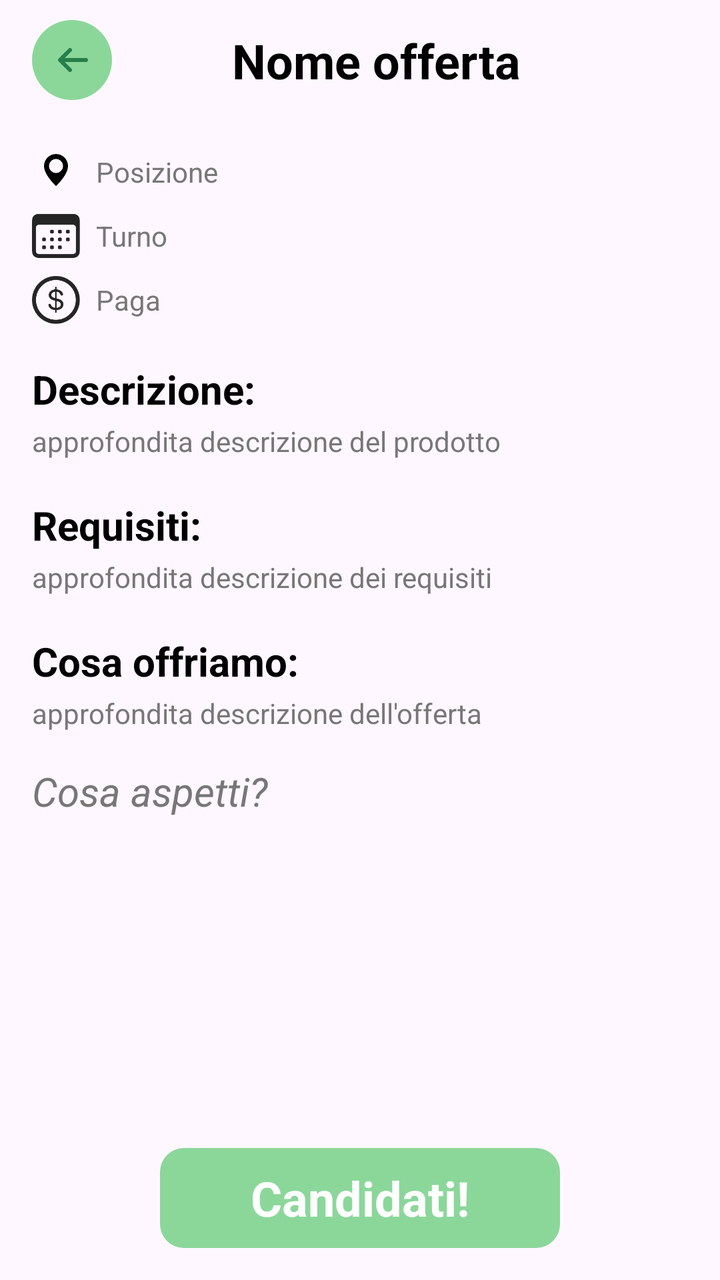
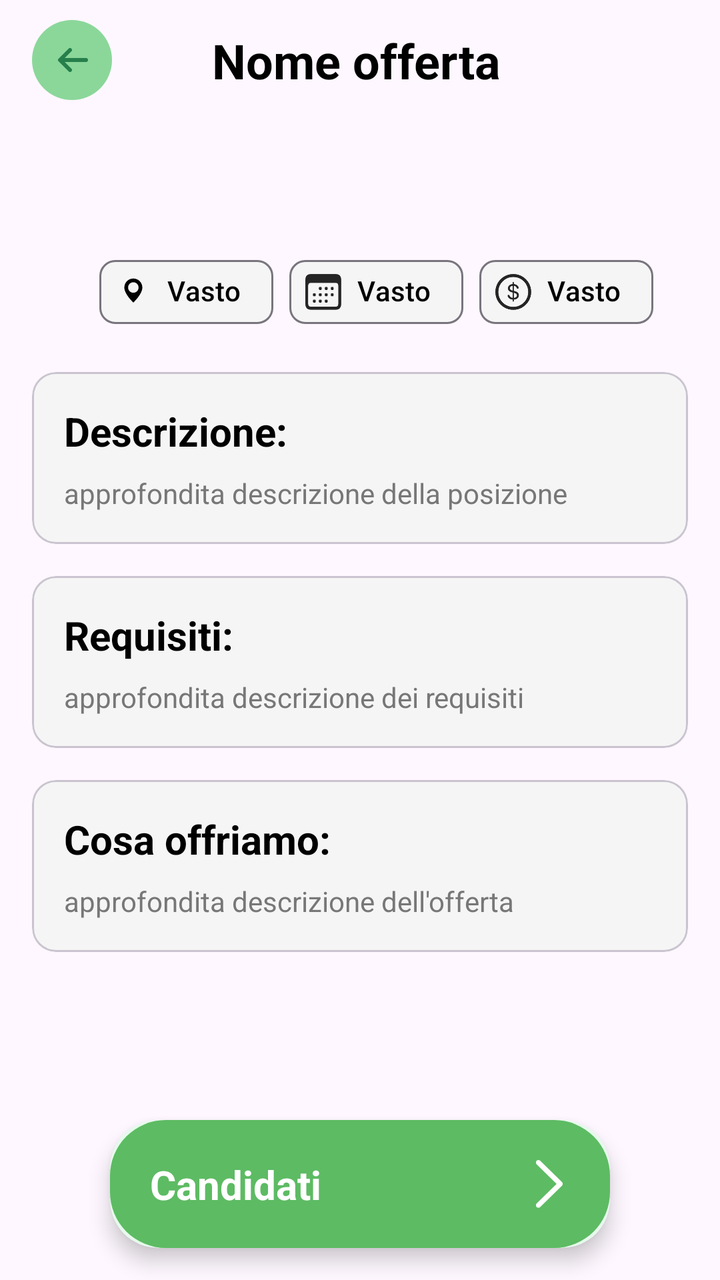

Screens rendered from an Android XML layout before and after an edit, with the pre-edit source and the edit as a unified diff.
<!-- AndroidManifest.xml: application theme Theme.SuperSpan -->
<!-- res/layout/fragment_job_offer.xml -->
<?xml version="1.0" encoding="utf-8"?>
<FrameLayout xmlns:android="http://schemas.android.com/apk/res/android"
    xmlns:tools="http://schemas.android.com/tools"
    xmlns:app="http://schemas.android.com/apk/res-auto"
    android:layout_width="match_parent"
    android:layout_height="match_parent"
    tools:context=".ui.fragment.JobOfferFragment">


    <androidx.constraintlayout.widget.ConstraintLayout
        android:layout_width="match_parent"
        android:layout_height="match_parent"
        android:orientation="vertical">

        <androidx.constraintlayout.widget.ConstraintLayout
            android:id="@+id/topBar"
            android:layout_width="match_parent"
            android:layout_height="wrap_content"
            android:orientation="horizontal"
            app:layout_constraintStart_toStartOf="parent"
            app:layout_constraintTop_toTopOf="parent"
            android:layout_marginTop="10dp">

            
            <androidx.appcompat.widget.AppCompatImageView
                android:id="@+id/btnBackTop"
                android:layout_width="40dp"
                android:layout_height="40dp"
                android:background="@drawable/bg_circle_button"
                android:padding="8dp"
                android:layout_marginStart="16dp"
                app:layout_constraintBottom_toBottomOf="parent"
                app:layout_constraintStart_toStartOf="parent"
                app:layout_constraintTop_toTopOf="parent"
                app:srcCompat="@drawable/ic_back"
                app:tint="@color/greenIcon" />

            
            <TextView
                android:id="@+id/offer_title"
                style="@style/textProduct"
                android:layout_width="wrap_content"
                android:layout_height="wrap_content"
                android:layout_gravity="bottom"
                android:text="Nome offerta"
                android:textColor="@color/black"
                android:textSize="24sp"
                app:layout_constraintBottom_toBottomOf="parent"
                app:layout_constraintEnd_toEndOf="parent"
                app:layout_constraintStart_toStartOf="@+id/btnBackTop"
                app:layout_constraintTop_toTopOf="parent" />

        </androidx.constraintlayout.widget.ConstraintLayout>

        <LinearLayout
            android:id="@+id/layoutInfo"
            android:layout_width="wrap_content"
            android:layout_height="wrap_content"
            android:layout_marginStart="16dp"
            android:layout_marginTop="16dp"
            android:orientation="vertical"
            app:layout_constraintStart_toStartOf="parent"
            app:layout_constraintTop_toBottomOf="@+id/topBar">

            
            <LinearLayout
                android:layout_width="wrap_content"
                android:layout_height="wrap_content"
                android:layout_marginTop="8dp"
                android:gravity="center_vertical"
                android:orientation="horizontal">

                <ImageView
                    android:layout_width="24dp"
                    android:layout_height="24dp"
                    android:fillColor="@color/black"
                    android:src="@drawable/ic_location_pin_black" />

                <TextView
                    android:id="@+id/offer_location"
                    style="@style/descProduct"
                    android:layout_width="wrap_content"
                    android:layout_height="wrap_content"
                    android:layout_marginStart="8dp"
                    android:text="Posizione" />

            </LinearLayout>


            
            <LinearLayout
                android:layout_width="wrap_content"
                android:layout_height="wrap_content"
                android:layout_marginTop="8dp"
                android:gravity="center_vertical"
                android:orientation="horizontal">

                <ImageView
                    android:layout_width="24dp"
                    android:layout_height="24dp"
                    android:src="@drawable/ic_calendar" />

                <TextView
                    android:id="@+id/offer_shift"
                    style="@style/descProduct"
                    android:layout_width="wrap_content"
                    android:layout_height="wrap_content"
                    android:layout_marginStart="8dp"
                    android:text="Turno" />

            </LinearLayout>

            
            <LinearLayout
                android:layout_width="wrap_content"
                android:layout_height="wrap_content"
                android:layout_marginTop="8dp"
                android:gravity="center_vertical"
                android:orientation="horizontal">

                <ImageView
                    android:layout_width="24dp"
                    android:layout_height="24dp"
                    android:src="@drawable/dollarsign_circle" />

                <TextView
                    android:id="@+id/offer_wage"
                    style="@style/descProduct"
                    android:layout_width="wrap_content"
                    android:layout_height="wrap_content"
                    android:layout_marginStart="8dp"
                    android:text="Paga" />

            </LinearLayout>

        </LinearLayout>

        <LinearLayout
            android:id="@+id/layoutDesc"
            android:layout_width="match_parent"
            android:layout_height="wrap_content"
            android:orientation="vertical"
            android:layout_marginStart="16dp"
            android:layout_marginEnd="16dp"
            android:layout_marginTop="16dp"
            app:layout_constraintTop_toBottomOf="@+id/layoutInfo">

            <TextView
                android:id="@+id/descrizione"
                style="@style/textProduct"
                android:layout_width="wrap_content"
                android:layout_height="wrap_content"
                android:layout_marginTop="3dp"
                android:text="Descrizione:"
                android:textColor="@color/black"
                android:textSize="20dp" />

            <TextView
                android:id="@+id/offer_description"
                style="@style/descProduct"
                android:layout_width="wrap_content"
                android:layout_height="wrap_content"
                android:layout_marginTop="3dp"
                android:text="approfondita descrizione del prodotto" />

        </LinearLayout>

        <LinearLayout
            android:id="@+id/layoutReq"
            android:layout_width="match_parent"
            android:layout_height="wrap_content"
            android:orientation="vertical"
            android:layout_marginStart="16dp"
            android:layout_marginEnd="16dp"
            android:layout_marginTop="16dp"
            app:layout_constraintTop_toBottomOf="@+id/layoutDesc">

            <TextView
                android:id="@+id/requisiti"
                style="@style/textProduct"
                android:layout_width="wrap_content"
                android:layout_height="wrap_content"
                android:layout_marginTop="3dp"
                android:text="Requisiti:"
                android:textColor="@color/black"
                android:textSize="20dp" />

            <TextView
                android:id="@+id/offer_requisiti"
                style="@style/descProduct"
                android:layout_width="wrap_content"
                android:layout_height="wrap_content"
                android:layout_marginTop="3dp"
                android:text="approfondita descrizione dei requisiti" />

        </LinearLayout>

        <LinearLayout
            android:id="@+id/layoutOffer"
            android:layout_width="match_parent"
            android:layout_height="wrap_content"
            android:orientation="vertical"
            android:layout_marginStart="16dp"
            android:layout_marginEnd="16dp"
            android:layout_marginTop="16dp"
            app:layout_constraintTop_toBottomOf="@+id/layoutReq">

            <TextView
                android:id="@+id/offerta"
                style="@style/textProduct"
                android:layout_width="wrap_content"
                android:layout_height="wrap_content"
                android:layout_marginTop="3dp"
                android:text="Cosa offriamo:"
                android:textColor="@color/black"
                android:textSize="20dp" />

            <TextView
                android:id="@+id/offer_offerta"
                style="@style/descProduct"
                android:layout_width="wrap_content"
                android:layout_height="wrap_content"
                android:layout_marginTop="3dp"
                android:text="approfondita descrizione dell'offerta" />

        </LinearLayout>

        <TextView
            android:id="@+id/cosaAspettiTxt"
            style="@style/descProduct"
            android:layout_width="wrap_content"
            android:layout_height="wrap_content"
            android:layout_marginStart="16dp"
            android:layout_marginTop="16dp"
            android:text="Cosa aspetti?"
            android:textSize="20dp"
            android:textStyle="italic"
            app:layout_constraintStart_toStartOf="parent"
            app:layout_constraintTop_toBottomOf="@+id/layoutOffer" />

        <LinearLayout
            android:layout_width="200dp"
            android:layout_height="50dp"
            android:layout_marginBottom="16dp"
            android:background="@drawable/bg_qty_green"
            android:gravity="center_horizontal"
            app:layout_constraintBottom_toBottomOf="parent"
            app:layout_constraintEnd_toEndOf="parent"
            app:layout_constraintStart_toStartOf="parent">

            <TextView
                android:id="@+id/candidati"
                style="@style/textProduct"
                android:layout_width="wrap_content"
                android:layout_height="wrap_content"
                android:layout_gravity="center_vertical"
                android:text="Candidati!"
                android:textSize="24dp"
                android:textStyle="bold"
                android:textColor="@color/white"/>

        </LinearLayout>


    </androidx.constraintlayout.widget.ConstraintLayout>

</FrameLayout>
<!-- resources referenced by this layout -->
<resources>
  <color name="black">#FF000000</color>
  <color name="greenIcon">#267F4B</color>
  <color name="white">#FFFFFFFF</color>
  <!-- drawable bg_circle_button (drawable) -->
  <?xml version="1.0" encoding="utf-8"?>
  <ripple xmlns:android="http://schemas.android.com/apk/res/android"
      android:color="?attr/colorControlHighlight">
  
      
      <item>
          <shape android:shape="oval">
              <size android:width="44dp" android:height="44dp"/>
              <solid android:color="@color/greenNav"/>
          </shape>
      </item>
  
      
      <item android:id="@android:id/mask">
          <shape android:shape="oval">
              <size android:width="44dp" android:height="44dp"/>
              <solid android:color="#FFFFFFFF"/>
          </shape>
      </item>
  </ripple>
  <!-- drawable bg_qty_green (drawable) -->
  <shape xmlns:android="http://schemas.android.com/apk/res/android">
      <solid android:color="@color/greenNav"/>
      <corners android:radius="12dp"/>
  </shape>
  <!-- drawable ic_location_pin_black (drawable) -->
  <vector xmlns:android="http://schemas.android.com/apk/res/android"
      android:width="20dp"
      android:height="20dp"
      android:viewportWidth="24"
      android:viewportHeight="24">
      
  
      <group android:translateY="1">
          <path
              android:fillColor="@color/black"
              android:pathData="M12,2C8.686,2 6,4.686 6,8c0,4.5 6,10 6,10s6,-5.5 6,-10c0,-3.314 -2.686,-6 -6,-6zM12,11.5
                                c-1.933,0 -3.5,-1.567 -3.5,-3.5s1.567,-3.5 3.5,-3.5 3.5,1.567 3.5,3.5 -1.567,3.5 -3.5,3.5z"/>
      </group>
  </vector>
  <style name="descProduct">
          <item name="android:textColor">#777777</item>
          <item name="android:textSize">14sp</item>
      </style>
  <style name="textProduct">
          <item name="android:textStyle">bold</item>
          <item name="android:textSize">14sp</item>
      </style>
  <style name="Theme.SuperSpan" parent="Base.Theme.SuperSpan" />
  <color name="greenNav">#8BD79A</color>
  <style name="Base.Theme.SuperSpan" parent="Theme.Material3.DayNight.NoActionBar">
          
          <item name="android:forceDarkAllowed">false</item>
  
          
          <item name="android:textColorPrimary">@color/text_primary</item>
          <item name="android:textColorSecondary">@color/text_secondary</item>
  
          
          <item name="colorOnBackground">@color/text_primary</item>
          <item name="colorOnSurface">@color/text_primary</item>
  
  
          
          <item name="colorPrimary">@color/brand_primary</item>
          <item name="colorSecondary">@color/brand_secondary</item>
          <item name="colorSurface">@color/surface_color</item>
          <item name="android:statusBarColor">@android:color/transparent</item>
  
      
          
      </style>
  <color name="text_primary">#FF000000</color>
  <color name="text_secondary">#8A000000</color>
  <color name="brand_primary">#5DBB63</color>
  <color name="brand_secondary">#1E8C4A</color>
  <color name="surface_color">#FFF5F5F5</color>
  <!-- unchanged entries left out for length: 3 -->
</resources>

<!-- the commit's change to res/layout/fragment_job_offer.xml (unified diff, before → after) -->
@@ -47,219 +47,219 @@
                 android:textSize="24sp"
                 app:layout_constraintBottom_toBottomOf="parent"
                 app:layout_constraintEnd_toEndOf="parent"
+                app:layout_constraintHorizontal_bias="0.45"
                 app:layout_constraintStart_toStartOf="@+id/btnBackTop"
                 app:layout_constraintTop_toTopOf="parent" />
 
         </androidx.constraintlayout.widget.ConstraintLayout>
 
-        <LinearLayout
+        <ImageView
+            android:id="@+id/topImage"
+            android:layout_width="match_parent"
+            android:layout_height="40dp"
+            android:layout_marginTop="16dp"
+            app:layout_constraintStart_toStartOf="parent"
+            app:layout_constraintTop_toBottomOf="@+id/topBar"/>
+
+        <androidx.constraintlayout.widget.ConstraintLayout
             android:id="@+id/layoutInfo"
-            android:layout_width="wrap_content"
-            android:layout_height="wrap_content"
-            android:layout_marginStart="16dp"
-            android:layout_marginTop="16dp"
-            android:orientation="vertical"
-            app:layout_constraintStart_toStartOf="parent"
-            app:layout_constraintTop_toBottomOf="@+id/topBar">
+            android:layout_width="match_parent"
+            android:layout_height="wrap_content"
+            android:layout_marginStart="16dp"
+            android:layout_marginTop="16dp"
+            android:orientation="horizontal"
+            app:layout_constraintStart_toStartOf="parent"
+            app:layout_constraintTop_toBottomOf="@+id/topImage">
+
 
             
-            <LinearLayout
+
+            <com.google.android.material.chip.ChipGroup
+                android:id="@+id/chipGroup"
                 android:layout_width="wrap_content"
                 android:layout_height="wrap_content"
-                android:layout_marginTop="8dp"
-                android:gravity="center_vertical"
-                android:orientation="horizontal">
-
+                app:layout_constraintEnd_toEndOf="parent"
+                app:layout_constraintStart_toStartOf="parent"
+                app:layout_constraintTop_toTopOf="parent">
+
+                <com.google.android.material.chip.Chip
+                    android:id="@+id/offer_location"
+                    android:layout_width="wrap_content"
+                    android:layout_height="wrap_content"
+                    android:text="Vasto"
+                    app:chipIcon="@drawable/ic_location_pin_black" />
+
+                <com.google.android.material.chip.Chip
+                    android:id="@+id/offer_shift"
+                    android:layout_width="wrap_content"
+                    android:layout_height="wrap_content"
+                    android:text="Vasto"
+                    app:chipIcon="@drawable/ic_calendar" />
+
+                <com.google.android.material.chip.Chip
+                    android:id="@+id/offer_wage"
+                    android:layout_width="wrap_content"
+                    android:layout_height="wrap_content"
+                    android:text="Vasto"
+                    app:chipIcon="@drawable/dollarsign_circle" />
+            </com.google.android.material.chip.ChipGroup>
+
+
+
+        </androidx.constraintlayout.widget.ConstraintLayout>
+
+
+        
+
+
+        <com.google.android.material.card.MaterialCardView
+            android:id="@+id/layoutDesc"
+            android:layout_width="match_parent"
+            android:layout_height="wrap_content"
+            android:layout_marginStart="16dp"
+            android:layout_marginEnd="16dp"
+            android:layout_marginTop="16dp"
+            app:layout_constraintStart_toStartOf="parent"
+            app:layout_constraintTop_toBottomOf="@+id/layoutInfo">
+
+            <LinearLayout
+                android:layout_width="match_parent"
+                android:layout_height="match_parent"
+                android:orientation="vertical"
+                android:padding="16dp">
+
+                <TextView
+                    android:id="@+id/descrizione"
+                    style="@style/textProduct"
+                    android:layout_width="wrap_content"
+                    android:layout_height="wrap_content"
+                    android:text="Descrizione:"
+                    android:textColor="@color/black"
+                    android:textSize="20dp" />
+
+                <TextView
+                    android:id="@+id/offer_description"
+                    style="@style/descProduct"
+                    android:layout_width="wrap_content"
+                    android:layout_height="wrap_content"
+                    android:layout_marginTop="8dp"
+                    android:text="approfondita descrizione della posizione" />
+
+            </LinearLayout>
+        </com.google.android.material.card.MaterialCardView>
+
+        <com.google.android.material.card.MaterialCardView
+            android:id="@+id/layoutReq"
+            android:layout_width="match_parent"
+            android:layout_height="wrap_content"
+            android:layout_marginStart="16dp"
+            android:layout_marginEnd="16dp"
+            android:layout_marginTop="16dp"
+            app:layout_constraintStart_toStartOf="parent"
+            app:layout_constraintTop_toBottomOf="@+id/layoutDesc">
+
+            <LinearLayout
+                android:layout_width="match_parent"
+                android:layout_height="match_parent"
+                android:orientation="vertical"
+                android:padding="16dp">
+
+                <TextView
+                    android:id="@+id/requisiti"
+                    style="@style/textProduct"
+                    android:layout_width="wrap_content"
+                    android:layout_height="wrap_content"
+                    android:text="Requisiti:"
+                    android:textColor="@color/black"
+                    android:textSize="20dp" />
+
+                <TextView
+                    android:id="@+id/offer_requisiti"
+                    style="@style/descProduct"
+                    android:layout_width="wrap_content"
+                    android:layout_height="wrap_content"
+                    android:layout_marginTop="8dp"
+                    android:text="approfondita descrizione dei requisiti" />
+
+            </LinearLayout>
+        </com.google.android.material.card.MaterialCardView>
+
+        <com.google.android.material.card.MaterialCardView
+            android:id="@+id/layoutOffer"
+            android:layout_width="match_parent"
+            android:layout_height="wrap_content"
+            android:layout_marginStart="16dp"
+            android:layout_marginEnd="16dp"
+            android:layout_marginTop="16dp"
+            app:layout_constraintStart_toStartOf="parent"
+            app:layout_constraintTop_toBottomOf="@+id/layoutReq">
+
+            <LinearLayout
+                android:layout_width="match_parent"
+                android:layout_height="match_parent"
+                android:orientation="vertical"
+                android:padding="16dp">
+
+                <TextView
+                    android:id="@+id/offerta"
+                    style="@style/textProduct"
+                    android:layout_width="wrap_content"
+                    android:layout_height="wrap_content"
+                    android:text="Cosa offriamo:"
+                    android:textColor="@color/black"
+                    android:textSize="20dp" />
+
+                <TextView
+                    android:id="@+id/offer_offerta"
+                    style="@style/descProduct"
+                    android:layout_width="wrap_content"
+                    android:layout_height="wrap_content"
+                    android:layout_marginTop="8dp"
+                    android:text="approfondita descrizione dell'offerta" />
+
+            </LinearLayout>
+        </com.google.android.material.card.MaterialCardView>
+
+        <com.google.android.material.card.MaterialCardView
+            android:id="@+id/btn_candidati"
+            android:layout_width="250dp"
+            android:layout_height="64dp"
+            android:layout_marginBottom="16dp"
+            app:cardBackgroundColor="#E6FAEC"
+            app:cardCornerRadius="24dp"
+            app:cardElevation="6dp"
+            app:cardPreventCornerOverlap="true"
+            app:strokeWidth="0dp"
+            app:layout_constraintBottom_toBottomOf="parent"
+            app:layout_constraintEnd_toEndOf="parent"
+            app:layout_constraintStart_toStartOf="parent"
+            >
+
+            <androidx.constraintlayout.widget.ConstraintLayout
+                android:layout_width="match_parent"
+                android:layout_height="match_parent"
+                style="@style/Widget.SuperSpan.Button.Primary"
+                android:paddingHorizontal="20dp">
+                <TextView
+                    android:layout_width="wrap_content"
+                    android:layout_height="wrap_content"
+                    android:text="Candidati"
+                    android:textColor="#FFFFFF"
+                    android:textSize="20sp"
+                    android:textStyle="bold"
+                    app:layout_constraintBottom_toBottomOf="parent"
+                    app:layout_constraintStart_toStartOf="parent"
+                    app:layout_constraintTop_toTopOf="parent" />
                 <ImageView
                     android:layout_width="24dp"
                     android:layout_height="24dp"
-                    android:fillColor="@color/black"
-                    android:src="@drawable/ic_location_pin_black" />
-
-                <TextView
-                    android:id="@+id/offer_location"
-                    style="@style/descProduct"
-                    android:layout_width="wrap_content"
-                    android:layout_height="wrap_content"
-                    android:layout_marginStart="8dp"
-                    android:text="Posizione" />
-
-            </LinearLayout>
-
-
-            
-            <LinearLayout
-                android:layout_width="wrap_content"
-                android:layout_height="wrap_content"
-                android:layout_marginTop="8dp"
-                android:gravity="center_vertical"
-                android:orientation="horizontal">
-
-                <ImageView
-                    android:layout_width="24dp"
-                    android:layout_height="24dp"
-                    android:src="@drawable/ic_calendar" />
-
-                <TextView
-                    android:id="@+id/offer_shift"
-                    style="@style/descProduct"
-                    android:layout_width="wrap_content"
-                    android:layout_height="wrap_content"
-                    android:layout_marginStart="8dp"
-                    android:text="Turno" />
-
-            </LinearLayout>
-
-            
-            <LinearLayout
-                android:layout_width="wrap_content"
-                android:layout_height="wrap_content"
-                android:layout_marginTop="8dp"
-                android:gravity="center_vertical"
-                android:orientation="horizontal">
-
-                <ImageView
-                    android:layout_width="24dp"
-                    android:layout_height="24dp"
-                    android:src="@drawable/dollarsign_circle" />
-
-                <TextView
-                    android:id="@+id/offer_wage"
-                    style="@style/descProduct"
-                    android:layout_width="wrap_content"
-                    android:layout_height="wrap_content"
-                    android:layout_marginStart="8dp"
-                    android:text="Paga" />
-
-            </LinearLayout>
-
-        </LinearLayout>
-
-        <LinearLayout
-            android:id="@+id/layoutDesc"
-            android:layout_width="match_parent"
-            android:layout_height="wrap_content"
-            android:orientation="vertical"
-            android:layout_marginStart="16dp"
-            android:layout_marginEnd="16dp"
-            android:layout_marginTop="16dp"
-            app:layout_constraintTop_toBottomOf="@+id/layoutInfo">
-
-            <TextView
-                android:id="@+id/descrizione"
-                style="@style/textProduct"
-                android:layout_width="wrap_content"
-                android:layout_height="wrap_content"
-                android:layout_marginTop="3dp"
-                android:text="Descrizione:"
-                android:textColor="@color/black"
-                android:textSize="20dp" />
-
-            <TextView
-                android:id="@+id/offer_description"
-                style="@style/descProduct"
-                android:layout_width="wrap_content"
-                android:layout_height="wrap_content"
-                android:layout_marginTop="3dp"
-                android:text="approfondita descrizione del prodotto" />
-
-        </LinearLayout>
-
-        <LinearLayout
-            android:id="@+id/layoutReq"
-            android:layout_width="match_parent"
-            android:layout_height="wrap_content"
-            android:orientation="vertical"
-            android:layout_marginStart="16dp"
-            android:layout_marginEnd="16dp"
-            android:layout_marginTop="16dp"
-            app:layout_constraintTop_toBottomOf="@+id/layoutDesc">
-
-            <TextView
-                android:id="@+id/requisiti"
-                style="@style/textProduct"
-                android:layout_width="wrap_content"
-                android:layout_height="wrap_content"
-                android:layout_marginTop="3dp"
-                android:text="Requisiti:"
-                android:textColor="@color/black"
-                android:textSize="20dp" />
-
-            <TextView
-                android:id="@+id/offer_requisiti"
-                style="@style/descProduct"
-                android:layout_width="wrap_content"
-                android:layout_height="wrap_content"
-                android:layout_marginTop="3dp"
-                android:text="approfondita descrizione dei requisiti" />
-
-        </LinearLayout>
-
-        <LinearLayout
-            android:id="@+id/layoutOffer"
-            android:layout_width="match_parent"
-            android:layout_height="wrap_content"
-            android:orientation="vertical"
-            android:layout_marginStart="16dp"
-            android:layout_marginEnd="16dp"
-            android:layout_marginTop="16dp"
-            app:layout_constraintTop_toBottomOf="@+id/layoutReq">
-
-            <TextView
-                android:id="@+id/offerta"
-                style="@style/textProduct"
-                android:layout_width="wrap_content"
-                android:layout_height="wrap_content"
-                android:layout_marginTop="3dp"
-                android:text="Cosa offriamo:"
-                android:textColor="@color/black"
-                android:textSize="20dp" />
-
-            <TextView
-                android:id="@+id/offer_offerta"
-                style="@style/descProduct"
-                android:layout_width="wrap_content"
-                android:layout_height="wrap_content"
-                android:layout_marginTop="3dp"
-                android:text="approfondita descrizione dell'offerta" />
-
-        </LinearLayout>
-
-        <TextView
-            android:id="@+id/cosaAspettiTxt"
-            style="@style/descProduct"
-            android:layout_width="wrap_content"
-            android:layout_height="wrap_content"
-            android:layout_marginStart="16dp"
-            android:layout_marginTop="16dp"
-            android:text="Cosa aspetti?"
-            android:textSize="20dp"
-            android:textStyle="italic"
-            app:layout_constraintStart_toStartOf="parent"
-            app:layout_constraintTop_toBottomOf="@+id/layoutOffer" />
-
-        <LinearLayout
-            android:layout_width="200dp"
-            android:layout_height="50dp"
-            android:layout_marginBottom="16dp"
-            android:background="@drawable/bg_qty_green"
-            android:gravity="center_horizontal"
-            app:layout_constraintBottom_toBottomOf="parent"
-            app:layout_constraintEnd_toEndOf="parent"
-            app:layout_constraintStart_toStartOf="parent">
-
-            <TextView
-                android:id="@+id/candidati"
-                style="@style/textProduct"
-                android:layout_width="wrap_content"
-                android:layout_height="wrap_content"
-                android:layout_gravity="center_vertical"
-                android:text="Candidati!"
-                android:textSize="24dp"
-                android:textStyle="bold"
-                android:textColor="@color/white"/>
-
-        </LinearLayout>
+                    android:src="@drawable/chevron_right_white"
+                    app:layout_constraintBottom_toBottomOf="parent"
+                    app:layout_constraintEnd_toEndOf="parent"
+                    app:layout_constraintTop_toTopOf="parent" />
+            </androidx.constraintlayout.widget.ConstraintLayout>
+
+        </com.google.android.material.card.MaterialCardView>
 
 
     </androidx.constraintlayout.widget.ConstraintLayout>
<!-- resource entries referenced after the edit -->
@@ -2,7 +2,6 @@
 <resources>
   <color name="black">#FF000000</color>
   <color name="greenIcon">#267F4B</color>
-  <color name="white">#FFFFFFFF</color>
   <!-- drawable bg_circle_button (drawable) -->
   <?xml version="1.0" encoding="utf-8"?>
   <ripple xmlns:android="http://schemas.android.com/apk/res/android"
@@ -24,11 +23,7 @@
           </shape>
       </item>
   </ripple>
-  <!-- drawable bg_qty_green (drawable) -->
-  <shape xmlns:android="http://schemas.android.com/apk/res/android">
-      <solid android:color="@color/greenNav"/>
-      <corners android:radius="12dp"/>
-  </shape>
+  <!-- drawable chevron_right_white: png bitmap (drawable, 1687 bytes) -->
   <!-- drawable ic_location_pin_black (drawable) -->
   <vector xmlns:android="http://schemas.android.com/apk/res/android"
       android:width="20dp"
@@ -44,6 +39,18 @@
                                 c-1.933,0 -3.5,-1.567 -3.5,-3.5s1.567,-3.5 3.5,-3.5 3.5,1.567 3.5,3.5 -1.567,3.5 -3.5,3.5z"/>
       </group>
   </vector>
+  <style name="Widget.SuperSpan.Button.Primary" parent="Widget.Material3.Button">
+          <item name="android:background">@drawable/bg_button_primary_pill</item>
+          <item name="android:textColor">@android:color/white</item>
+          <item name="android:minHeight">56dp</item>
+          <item name="android:textStyle">bold</item>
+          <item name="android:textAllCaps">false</item>
+          
+          <item name="android:insetLeft">0dp</item>
+          <item name="android:insetRight">0dp</item>
+          <item name="android:insetTop">0dp</item>
+          <item name="android:insetBottom">0dp</item>
+      </style>
   <style name="descProduct">
           <item name="android:textColor">#777777</item>
           <item name="android:textSize">14sp</item>
@@ -54,6 +61,16 @@
       </style>
   <style name="Theme.SuperSpan" parent="Base.Theme.SuperSpan" />
   <color name="greenNav">#8BD79A</color>
+  <!-- drawable bg_button_primary_pill (drawable) -->
+  <ripple xmlns:android="http://schemas.android.com/apk/res/android"
+      android:color="?attr/colorSecondary">
+      <item>
+          <shape android:shape="rectangle">
+              <solid android:color="@color/brand_primary" />
+              <corners android:radius="28dp" />
+          </shape>
+      </item>
+  </ripple>
   <style name="Base.Theme.SuperSpan" parent="Theme.Material3.DayNight.NoActionBar">
           
           <item name="android:forceDarkAllowed">false</item>
